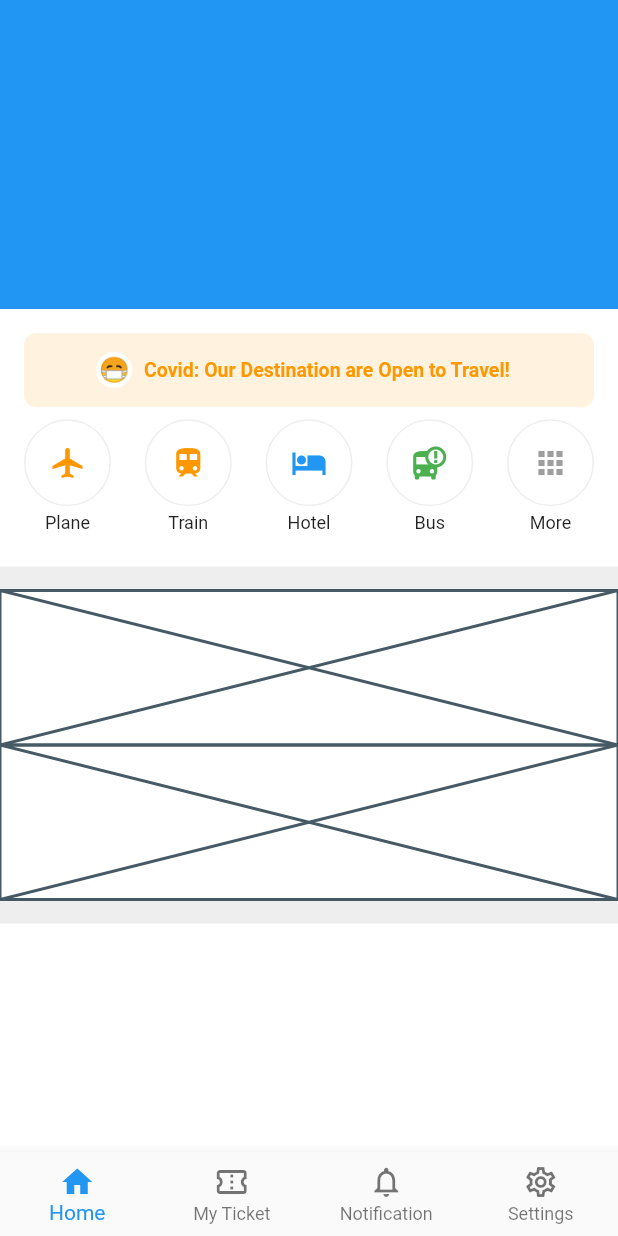
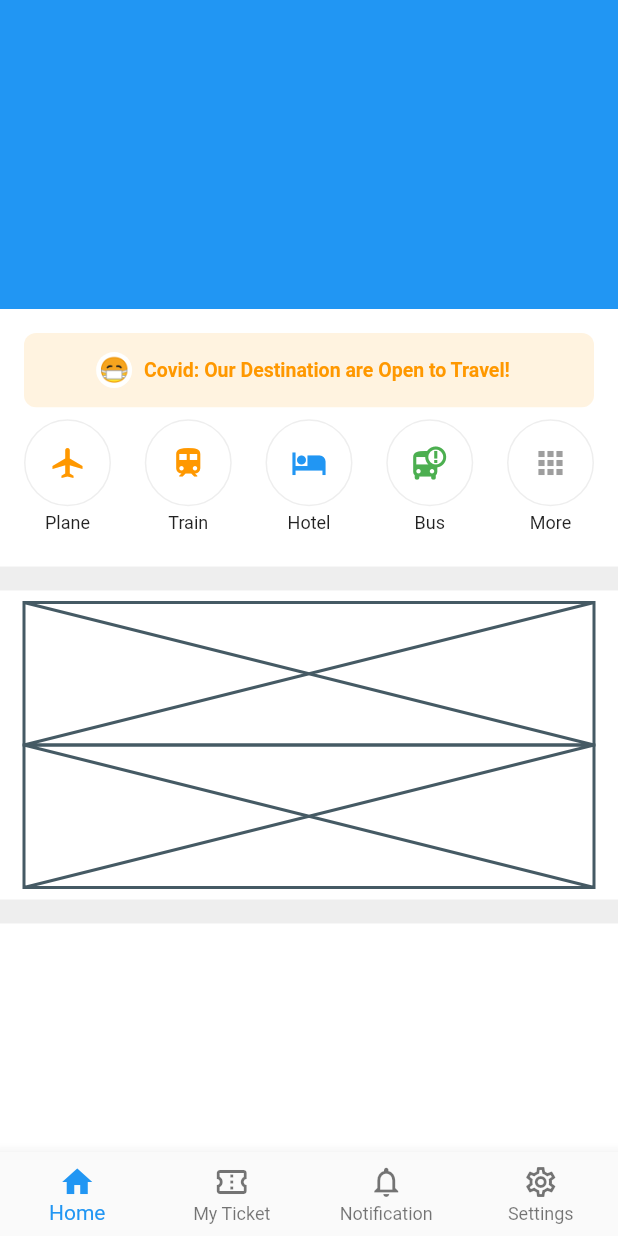
Before and after one commit to JAICHANGPARK/flutter_notebook_11th_story, a Flutter app: the screen it shows after launch, on a phone screen of 412 x 824 dp. Run offline on Flutter 3.47's test engine with Material 2 defaults, Android fonts, the phone set to English and light mode, and no system bars; our stand-ins replace backdrop, badges, flutter_inner_drawer, flutter_slidable, google_fonts.

Commit message:
Update ticket_booking_home_page.dart

```diff
--- a/lib/ep710_ticket_booking_app/ticket_booking_home_page.dart
+++ b/lib/ep710_ticket_booking_app/ticket_booking_home_page.dart
@@ -9,12 +9,21 @@ class TicketBookingHomePage extends StatefulWidget {
 class _TicketBookingHomePageState extends State<TicketBookingHomePage> {
   int pageIndex = 0;
 
+  PageController pageController;
+  @override
+  void initState() {
+    // TODO: implement initState
+    super.initState();
+    pageController = PageController();
+  }
   @override
   Widget build(BuildContext context) {
     return Scaffold(
       backgroundColor: Colors.grey[200],
       body: SafeArea(
-        child: SingleChildScrollView(
+        child: PageView(
+          children: [
+            SingleChildScrollView(
               child: Column(
                 children: [
                   Container(
@@ -184,6 +193,7 @@ class _TicketBookingHomePageState extends State<TicketBookingHomePage> {
                   Container(
                     height: MediaQuery.of(context).size.height / 4,
                     decoration: BoxDecoration(color: Colors.white),
+                    padding: EdgeInsets.fromLTRB(16, 8, 16, 8),
                     child: Column(
                       children: [
                         Expanded(child: Placeholder()),
@@ -198,6 +208,8 @@ class _TicketBookingHomePageState extends State<TicketBookingHomePage> {
                   ),
                 ],
               ),
+            ),
+          ]
         ),
       ),
       bottomNavigationBar: BottomNavigationBar(
```
Lines whose indentation alone changed are shown as unchanged.
